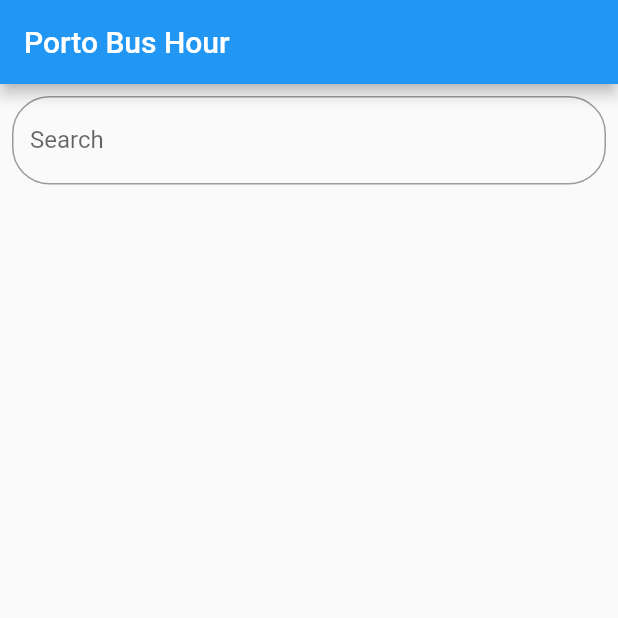
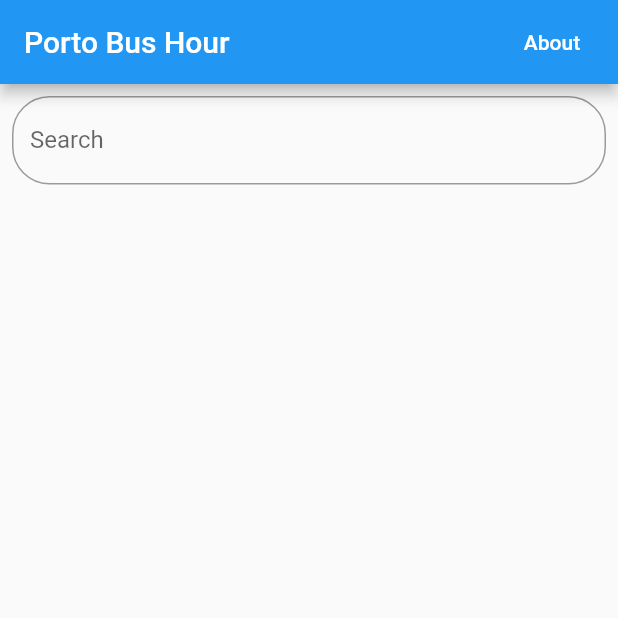
Before and after one commit to rodiniz/PortoBus, a Flutter app: the screen it shows after launch, on a phone screen of 412 x 824 dp, the top half of it. Run offline on Flutter 3.47's test engine with Material 2 defaults, Android fonts, the phone set to English and light mode, and no system bars; our stand-ins replace progress_dialog.

Commit message:
Add About Screen

```diff
--- a/lib/main.dart
+++ b/lib/main.dart
@@ -49,6 +49,8 @@ class _MyHomePageState extends State<MyHomePage> {
          _search(null);
       }
   }
+
+
   void _search(BuildContext context) async {
 
     try{
@@ -60,7 +62,7 @@ class _MyHomePageState extends State<MyHomePage> {
           items.clear();
           items.addAll(list.map((model) => BusModel.fromJson(model)));
           if(items.length==0){
-            showAlertDialog(context, 'Please check if bus stop code is correct.');
+            showAlertDialog('Please check if bus stop code is correct.');
           }
           isLoading=false;
           setState(() {});
@@ -68,12 +70,12 @@ class _MyHomePageState extends State<MyHomePage> {
      );
     }
     catch(ex){
-      showAlertDialog(context, 'Error getting information:' + ex.toString());
+      showAlertDialog('Error getting information:' + ex.toString());
     }
 
 
   }
-showAlertDialog(BuildContext context, String message) {
+showAlertDialog( String message) {
 
   // set up the button
   Widget okButton = FlatButton(
@@ -85,6 +87,7 @@ showAlertDialog(BuildContext context, String message) {
 
   // set up the AlertDialog
   AlertDialog alert = AlertDialog(
+
     title: Text("Porto Bus Hour"),
     content: Text(message),
     actions: [
@@ -105,6 +108,14 @@ showAlertDialog(BuildContext context, String message) {
     return new Scaffold(
       appBar: new AppBar(
         title: new Text(widget.title),
+        actions: <Widget>[
+            FlatButton(
+              textColor: Colors.white,
+              onPressed: () {showAlertDialog('This app was written by Rodrigo Diniz');},
+              child: Text("About"),
+              shape: CircleBorder(side: BorderSide(color: Colors.transparent)),
+            ),
+        ],
       ),
       body: Container(
         child: Column(
@@ -145,6 +156,7 @@ showAlertDialog(BuildContext context, String message) {
         child: Icon(Icons.search),
         backgroundColor: Colors.pink,
       ),
+
     );
   }
 
--- a/pubspec.yaml
+++ b/pubspec.yaml
@@ -25,7 +25,6 @@ dependencies:
   cupertino_icons: ^0.1.2
   http: ^0.12.0+2
   progress_dialog: ^1.1.0+1
-  firebase_admob: ^0.9.0+7
 dev_dependencies:
   flutter_test:
     sdk: flutter
```
Also changed, not shown: pubspec.lock, 1 other file.
